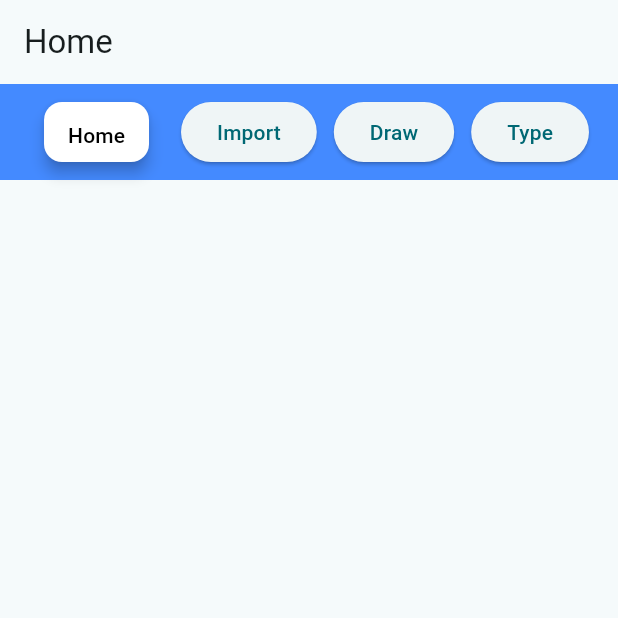
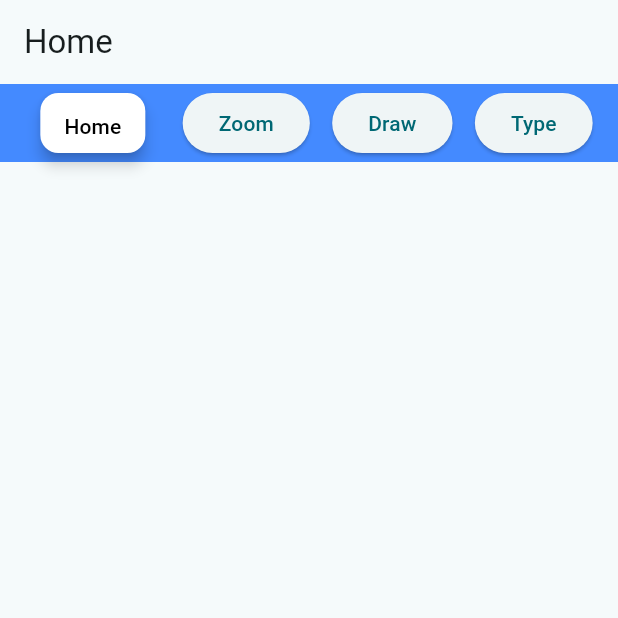
Before and after one commit to oroorro/stay_onit_app, a Flutter app: the screen it shows after launch, on a phone screen of 412 x 824 dp, the top half of it. Run offline on Flutter 3.47's test engine with Material 3 defaults, Android fonts, the phone set to English and light mode, and no system bars.

Commit message:
attempted to differntiate zoom and pan but did not work

```diff
--- a/lib/main.dart
+++ b/lib/main.dart
@@ -34,11 +34,19 @@ class MyHomePage extends StatefulWidget {
 
 class _MyHomePageState extends State<MyHomePage> {
   bool isDrawingMode = false;
+  bool isZoomingMode = false;
 
 
   void setDrawingMode(bool enabled) {
     setState(() {
       isDrawingMode = enabled;
+    });
+  }
+
+  void setZoomingMode(bool enabled) {
+    setState(() {
+      isZoomingMode = enabled;
+      print("zoom Mode enabled");
     });
   }
 
@@ -50,9 +58,9 @@ class _MyHomePageState extends State<MyHomePage> {
       ),
       body: Column(
         children: [
-          _TopNav(setDrawingMode: setDrawingMode),  // Pass callback to _TopNav
+          _TopNav(setDrawingMode: setDrawingMode, setZoomingMode: setZoomingMode,),  // Pass callback to _TopNav
           Expanded(
-            child: _MiddleView(isDrawingMode: isDrawingMode),  // Pass state to _MiddleView
+            child: _MiddleView(isDrawingMode: isDrawingMode, isZoomingMode: isZoomingMode),  // Pass state to _MiddleView
           ),
         ],
       ),
@@ -65,21 +73,22 @@ class _MyHomePageState extends State<MyHomePage> {
 
 class _TopNav extends StatelessWidget {
   final Function(bool) setDrawingMode;
+  final Function(bool) setZoomingMode;
 
-  const _TopNav({required this.setDrawingMode});
+  const _TopNav({required this.setDrawingMode, required this.setZoomingMode});
 
   @override
   Widget build(BuildContext context) {
     return Container(
-      padding: const EdgeInsets.all(8.0),
+      padding: const EdgeInsets.all(2.0),
       color: Colors.blueAccent,
       child: Row(
         mainAxisAlignment: MainAxisAlignment.spaceEvenly,
         children: [
           _styledButton('Home'),
           ElevatedButton(
-            onPressed: () => {},
-            child: const Text('Import'),
+            onPressed: () => setZoomingMode(true),
+            child: const Text('Zoom'),
           ),
           ElevatedButton(
             onPressed: () => setDrawingMode(true),  // Enable drawing mode
@@ -136,8 +145,9 @@ class _TopNav extends StatelessWidget {
 
 class _MiddleView extends StatefulWidget {
   final bool isDrawingMode;  // Flag to indicate whether it's drawing mode
+  final bool isZoomingMode;
 
-  const _MiddleView({required this.isDrawingMode});
+  const _MiddleView({required this.isDrawingMode, required this.isZoomingMode});
 
   @override
   State<_MiddleView> createState() => _MiddleViewState();
@@ -154,7 +164,7 @@ class _MiddleViewState extends State<_MiddleView> {
       maxScale: 4.0,  // Maximum zoom scale
       child: GestureDetector(
         onPanUpdate: (details) {
-          if (widget.isDrawingMode) {
+          if (widget.isDrawingMode && !widget.isZoomingMode) {
             setState(() {
               RenderBox renderBox = context.findRenderObject() as RenderBox;
               Offset localPosition = renderBox.globalToLocal(details.globalPosition);
@@ -163,7 +173,7 @@ class _MiddleViewState extends State<_MiddleView> {
           }
         },
         onPanEnd: (details) {
-          if (widget.isDrawingMode) {
+          if (widget.isDrawingMode && !widget.isZoomingMode) {
             setState(() {
               points.add(const Offset(-1, -1));  // Add a sentinel value to indicate a stroke end
             });
@@ -171,7 +181,7 @@ class _MiddleViewState extends State<_MiddleView> {
         },
         child: CustomPaint(
           painter: _CanvasPainter(points: points),  // Pass the points to the painter
-          size: Size.infinite,
+          size: const Size(1000, 1000),
         ),
       )
     );
```
